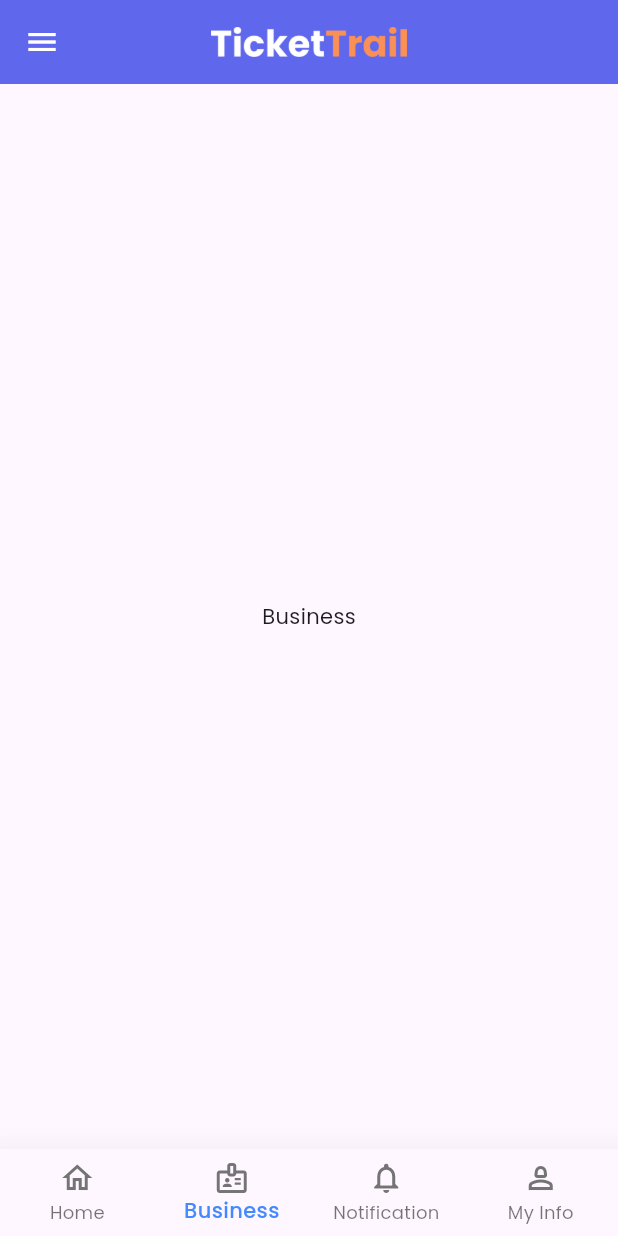
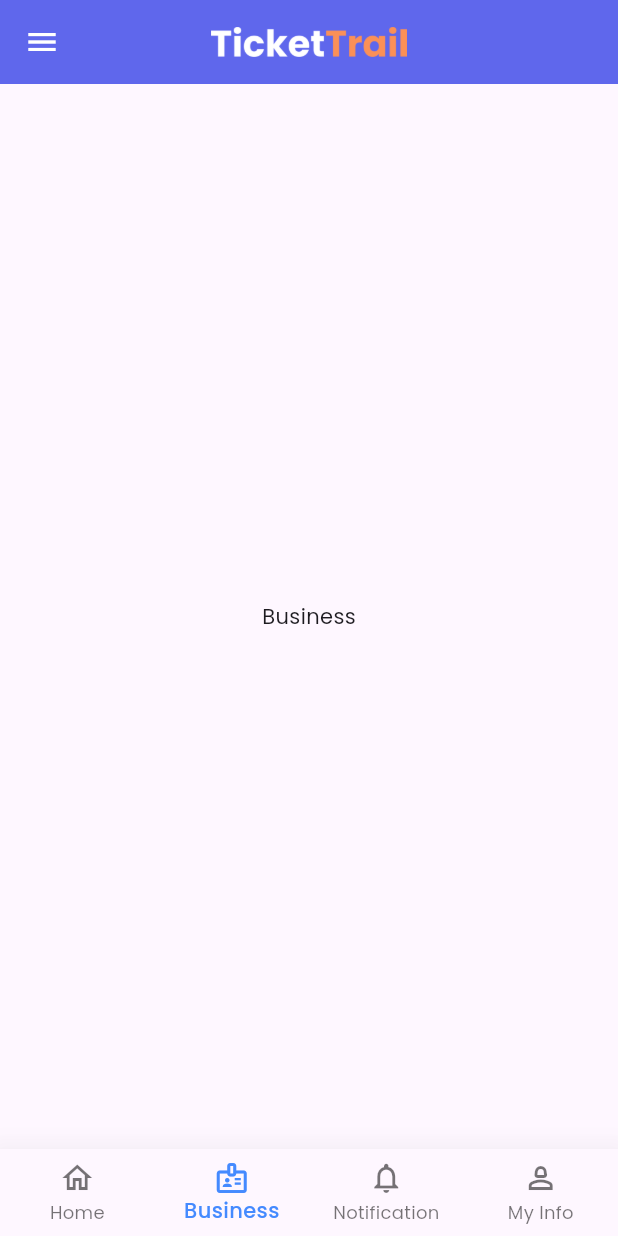
Before and after one commit to IT21175466/TicketTrail, a Flutter app: the screen it shows after launch, item 2 of the bottom bar chosen, on a phone screen of 412 x 824 dp. Run offline on Flutter 3.47's test engine with Material 3 defaults, Android fonts, the phone set to English and light mode, and no system bars; our stand-ins replace searchfield.

Commit message:
Update bottom_nav_bar.dart

```diff
--- a/lib/widgets/bottom_nav_bar.dart
+++ b/lib/widgets/bottom_nav_bar.dart
@@ -18,28 +18,24 @@ class CustomBottomNavigationBar extends StatelessWidget {
             BottomNavigationBarItem(
               icon: Icon(
                 Icons.home_outlined,
-                color: AppColors.iconColor,
               ),
               label: "Home",
             ),
             BottomNavigationBarItem(
               icon: Icon(
                 Icons.badge_outlined,
-                color: AppColors.iconColor,
               ),
               label: "Business",
             ),
             BottomNavigationBarItem(
               icon: Icon(
                 Icons.notifications_none_outlined,
-                color: AppColors.iconColor,
               ),
               label: "Notification",
             ),
             BottomNavigationBarItem(
               icon: Icon(
                 Icons.person_2_outlined,
-                color: AppColors.iconColor,
               ),
               label: "My Info",
             ),
```
